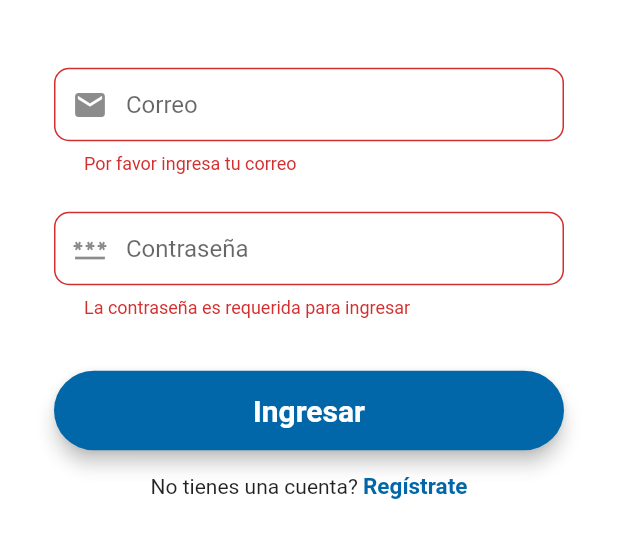
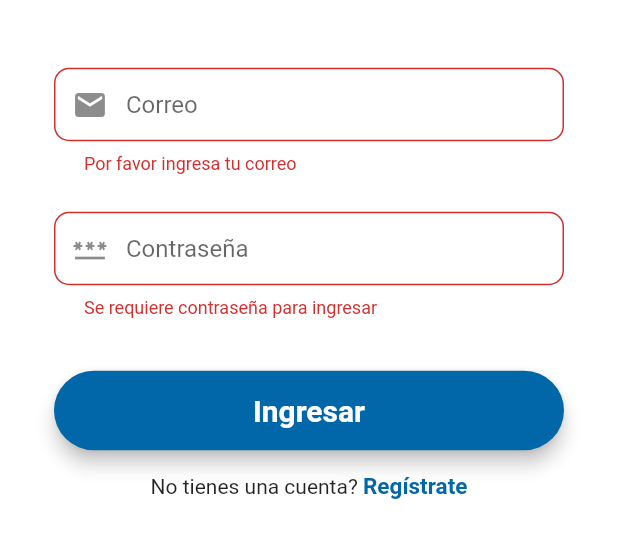
Before and after one commit to miguelherrerad/flutter_firebase_auth, a Flutter app: the screen it shows after launch, after a tap on "Ingresar", on a phone screen of 412 x 824 dp, the part 518-1076 px from its top. Run offline on Flutter 3.47's test engine with Material 2 defaults, Android fonts, the phone set to English and light mode, and no system bars; our stand-ins replace firebase_auth, firebase_core, fluttertoast; accounts and stored records are empty.

Commit message:
Login Screen Implementation In Firebase 2

```diff
--- a/lib/screens/login_screen.dart
+++ b/lib/screens/login_screen.dart
@@ -59,10 +59,10 @@ class _LoginScreenState extends State<LoginScreen> {
       validator: (value) {
         RegExp regExp = new RegExp(r'^.{6,}$');
         if (value!.isEmpty) {
-          return ("La contraseña es requerida para ingresar");
+          return ("Se requiere contraseña para ingresar");
         }
         if (!regExp.hasMatch(value)) {
-          return ("Por favor ingresa una contraseña válida(Min. 6 Caracteres");
+          return ("Ingresa una contraseña válida (Min. 6 Caracteres)");
         }
       },
       onSaved: (value) {
```
